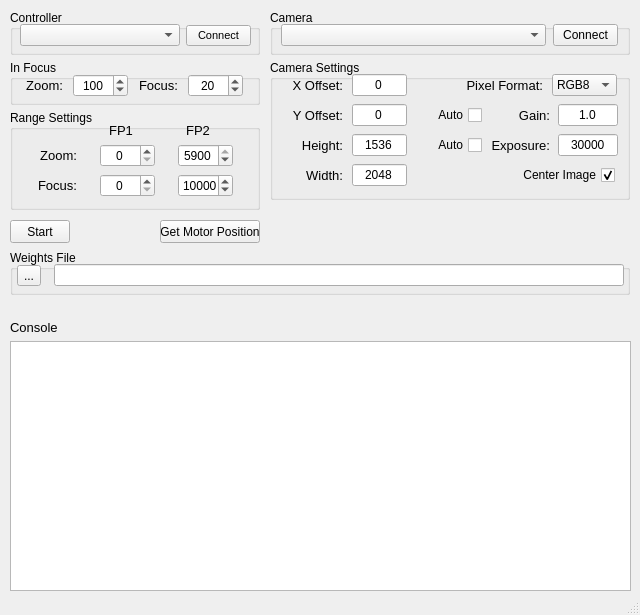
This is camera_pr_gui/src/capture_pr_gui.ui in NSWC-Crane/passive_range as Qt 5 draws it before an edit. The edited form follows.
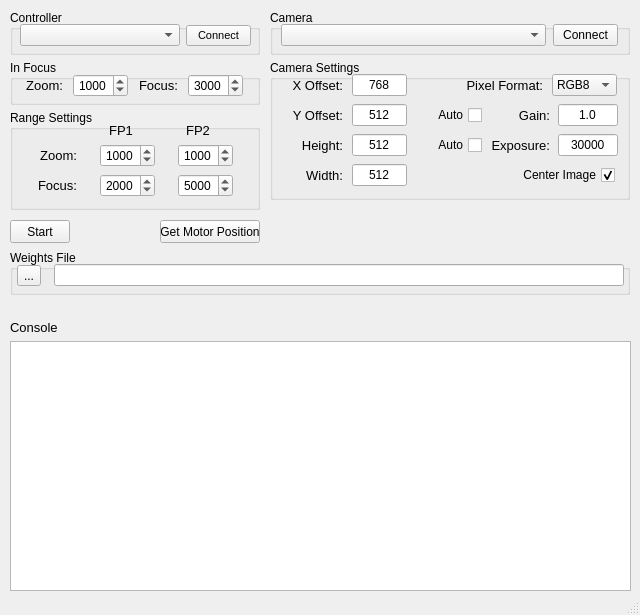
This is the edited form.

Commit message: getting the gui to work correctly

What changed in the file:
```diff
--- a/camera_pr_gui/src/capture_pr_gui.ui
+++ b/camera_pr_gui/src/capture_pr_gui.ui
@@ -299,7 +299,7 @@
          <number>10</number>
         </property>
         <property name="value">
-         <number>100</number>
+         <number>1000</number>
         </property>
        </widget>
       </item>
@@ -357,7 +357,7 @@
          <number>10</number>
         </property>
         <property name="value">
-         <number>20</number>
+         <number>3000</number>
         </property>
        </widget>
       </item>
@@ -465,7 +465,7 @@
          <number>10</number>
         </property>
         <property name="value">
-         <number>0</number>
+         <number>1000</number>
         </property>
        </widget>
       </item>
@@ -496,7 +496,7 @@
          <number>10</number>
         </property>
         <property name="value">
-         <number>5900</number>
+         <number>1000</number>
         </property>
        </widget>
       </item>
@@ -566,7 +566,7 @@
          <number>10</number>
         </property>
         <property name="value">
-         <number>0</number>
+         <number>2000</number>
         </property>
        </widget>
       </item>
@@ -597,7 +597,7 @@
          <number>10</number>
         </property>
         <property name="value">
-         <number>10000</number>
+         <number>5000</number>
         </property>
        </widget>
       </item>
@@ -734,7 +734,7 @@
          </size>
         </property>
         <property name="text">
-         <string>0</string>
+         <string>768</string>
         </property>
         <property name="alignment">
          <set>Qt::AlignCenter</set>
@@ -860,7 +860,7 @@
          </size>
         </property>
         <property name="text">
-         <string>0</string>
+         <string>512</string>
         </property>
         <property name="alignment">
          <set>Qt::AlignCenter</set>
@@ -921,7 +921,7 @@
          </size>
         </property>
         <property name="text">
-         <string>1536</string>
+         <string>512</string>
         </property>
         <property name="alignment">
          <set>Qt::AlignCenter</set>
@@ -982,7 +982,7 @@
          </size>
         </property>
         <property name="text">
-         <string>2048</string>
+         <string>512</string>
         </property>
         <property name="alignment">
          <set>Qt::AlignCenter</set>
```
The commit also changes 1 other file.
